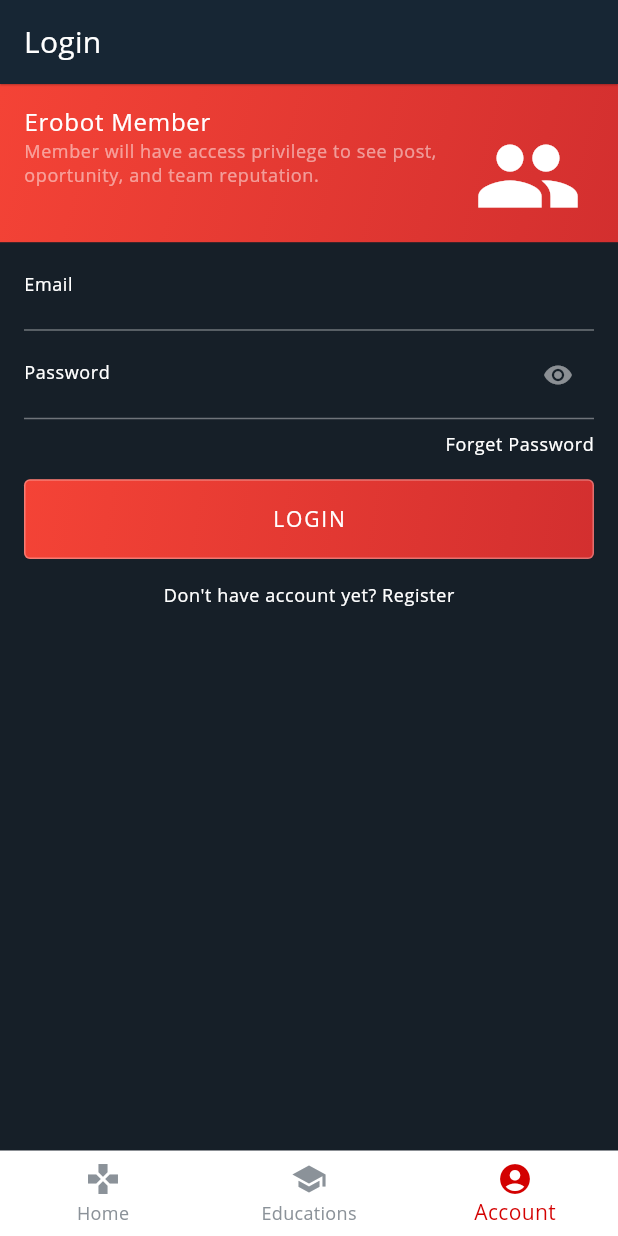
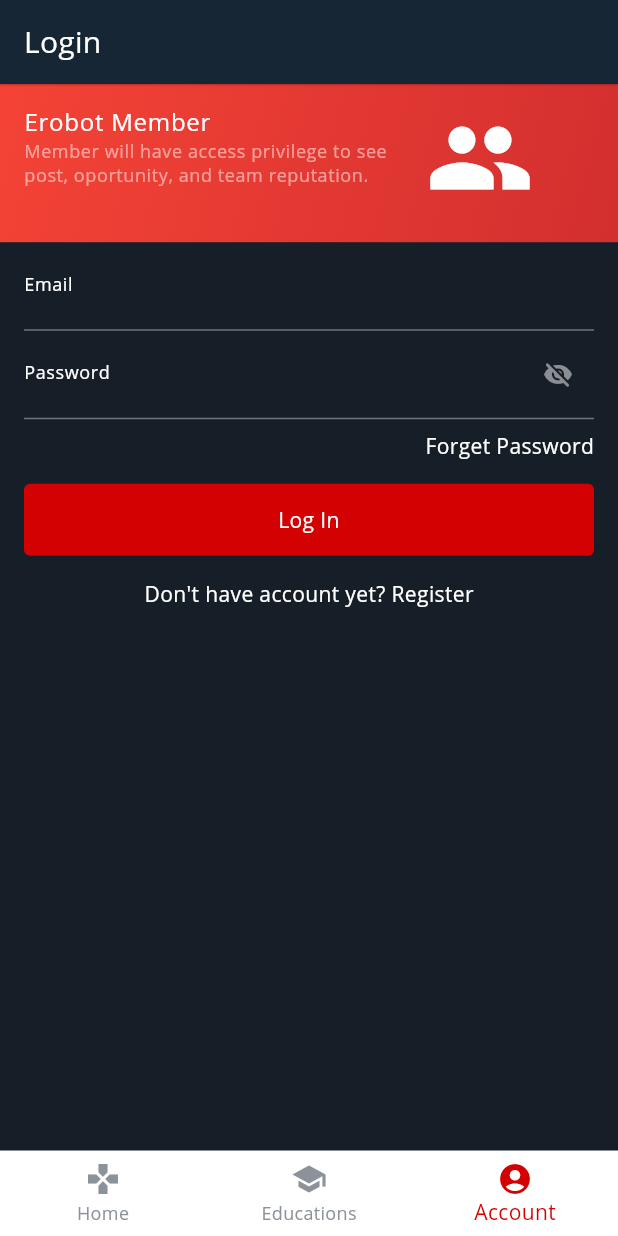
Before and after one commit to erobotkh/erobot_mobile, a Flutter app: the screen it shows after launch, item 3 of the bottom bar chosen, on a phone screen of 412 x 824 dp. Run offline on Flutter 3.47's test engine with Material 2 defaults, Android fonts, the phone set to English and light mode, and no system bars; our stand-ins replace dio, easy_localization, flutter_hooks, font_awesome_flutter, get, get_storage and 5 more; missing offline and left inert: decorated_icon, japx; network calls fail.

Commit message:
update code structure

```diff
--- a/lib/screens/accounts/login_screen.dart
+++ b/lib/screens/accounts/login_screen.dart
@@ -1,6 +1,8 @@
 import 'package:erobot/config/config_constant.dart';
 import 'package:erobot/constant/theme_constant.dart';
-import 'package:erobot/widgets/e_bottun.dart';
+import 'package:erobot/widgets/er_main_action_bottun.dart';
+import 'package:erobot/widgets/er_tap_effect.dart';
+import 'package:erobot/widgets/er_text_field.dart';
 import 'package:flutter/material.dart';
 
 class AccountScreen extends StatelessWidget {
@@ -24,8 +26,9 @@
             alignment: Alignment.centerRight,
             child: buildTextButton(context, 'Forget Password'),
           ),
-          ButtonLogin(
-            name: 'LOGIN',
+          ERMainActionButton(
+            margin: EdgeInsets.all(ConfigConstant.margin2),
+            label: 'Log In',
             onTap: () {},
           ),
           buildTextButton(context, "Don't have account yet? Register"),
@@ -34,13 +37,10 @@
     );
   }
 
-  InkWell buildTextButton(BuildContext context, String label) {
-    return InkWell(
+  Widget buildTextButton(BuildContext context, String label) {
+    return ERTapEffect(
+      child: Text(label),
       onTap: () {},
-      child: Text(
-        label,
-        style: Theme.of(context).textTheme.caption,
-      ),
     );
   }
 
@@ -50,32 +50,8 @@
       margin: EdgeInsets.only(bottom: ConfigConstant.margin1),
       child: Column(
         children: [
-          TextField(
-            keyboardType: TextInputType.text,
-            decoration: InputDecoration(
-              hintStyle: Theme.of(context).textTheme.bodyText1,
-              labelText: 'Email',
-              labelStyle: Theme.of(context).textTheme.caption,
-            ),
-          ),
-          TextField(
-            obscureText: false,
-            autocorrect: true,
-            keyboardType: TextInputType.text,
-            decoration: InputDecoration(
-              hintStyle: Theme.of(context).textTheme.bodyText1,
-              labelText: 'Password',
-              labelStyle: Theme.of(context).textTheme.caption,
-              suffixIcon: IconButton(
-                icon: Icon(
-                  true ? Icons.visibility : Icons.visibility_off_rounded,
-                  color: Theme.of(context).colorScheme.onPrimary.withOpacity(0.5),
-                  size: 20,
-                ),
-                onPressed: () {},
-              ),
-            ),
-          )
+          ERTextField(labelText: 'Email'),
+          ERTextField(labelText: 'Password', password: true),
         ],
       ),
     );
@@ -101,13 +77,10 @@
               color: _theme.colorScheme.onPrimary.withOpacity(0.5),
             ),
           ),
-          trailing: IconButton(
-            icon: Icon(
-              Icons.people,
-              color: _theme.colorScheme.onPrimary,
-              size: 72,
-            ),
-            onPressed: () {},
+          trailing: Icon(
+            Icons.people,
+            color: _theme.colorScheme.onPrimary,
+            size: 72,
           ),
         ),
       ),
--- a/lib/screens/home/home_screen.dart
+++ b/lib/screens/home/home_screen.dart
@@ -1,6 +1,7 @@
 import 'package:erobot/config/config_constant.dart';
 import 'package:erobot/models/home_card_model.dart';
 import 'package:erobot/screens/home/members_screen.dart';
+import 'package:erobot/widgets/er_tap_effect.dart';
 import 'package:flutter/material.dart';
 import 'package:flutter/services.dart';
 import 'package:flutter_staggered_grid_view/flutter_staggered_grid_view.dart';
@@ -51,8 +52,8 @@
     );
   }
 
-  InkWell _buildHomeCard(HomeCardModel card, BuildContext context) {
-    return InkWell(
+  ERTapEffect _buildHomeCard(HomeCardModel card, BuildContext context) {
+    return ERTapEffect(
       onTap: () {
         // card.screen ??
         print(card.title);
--- a/lib/screens/home/ir_remoter_screen.dart
+++ b/lib/screens/home/ir_remoter_screen.dart
@@ -1,6 +1,7 @@
 import 'package:erobot/config/config_constant.dart';
 import 'package:erobot/models/remoter_button_model.dart';
 import 'package:erobot/widgets/er_back_button.dart';
+import 'package:erobot/widgets/er_tap_effect.dart';
 import 'package:flutter/material.dart';
 import 'package:flutter_staggered_grid_view/flutter_staggered_grid_view.dart';
 
@@ -62,9 +63,7 @@
                           remoteButton.label ?? '',
                           style: Theme.of(context).textTheme.overline,
                         ),
-                      InkWell(
-                        highlightColor: Colors.transparent,
-                        splashColor: Colors.transparent,
+                      ERTapEffect(
                         onTap: remoteButton.onTap,
                         child: Container(
                           width: ConfigConstant.objectHeight2,
--- a/lib/services/authentication/auth_api.dart
+++ b/lib/services/authentication/auth_api.dart
@@ -1,6 +1,5 @@
 import 'package:dio/dio.dart';
 import 'package:erobot/execption/network_exception.dart';
-import 'package:erobot/models/base_model.dart';
 import 'package:erobot/models/network_error_model.dart';
 import 'package:erobot/services/authentication/base_user_authenticator.dart';
 
@@ -51,21 +50,3 @@
     }
   }
 }
-
-class Login extends BaseModel {
-  final String? email;
-  final String? password;
-
-  Login({
-    this.email,
-    this.password,
-  });
-
-  @override
-  Map<String, dynamic> toJson() {
-    return {
-      'email': this.email,
-      'password': this.password,
-    };
-  }
-}
--- a/lib/widgets/Card_education.dart
+++ b/lib/widgets/Card_education.dart
@@ -1,3 +1,4 @@
+import 'package:erobot/widgets/er_tap_effect.dart';
 import 'package:flutter/cupertino.dart';
 import 'package:flutter/material.dart';
 
@@ -49,8 +50,7 @@
                       Container(
                         width: MediaQuery.of(context).size.width / 2,
                         alignment: Alignment.topLeft,
-                        padding: EdgeInsets.symmetric(
-                            horizontal: ConfigConstant.margin1),
+                        padding: EdgeInsets.symmetric(horizontal: ConfigConstant.margin1),
                         child: Column(
                           children: [
                             Align(
@@ -79,7 +79,7 @@
                     ],
                   ),
                 ),
-                InkWell(
+                ERTapEffect(
                   onTap: () {
                     print("icon share");
                   },
@@ -95,15 +95,11 @@
               ],
             ),
           ),
-          InkWell(
+          ERTapEffect(
             onTap: () {
               print("card_education");
             },
             child: Container(
-              // padding: EdgeInsets.symmetric(
-              //   vertical: ConfigConstant.margin2,
-              // ),
-
               child: Column(
                 children: [
                   Container(
@@ -160,8 +156,7 @@
                                   child: Center(
                                     child: Text(
                                       "Comment",
-                                      style:
-                                          Theme.of(context).textTheme.headline3,
+                                      style: Theme.of(context).textTheme.headline3,
                                     ),
                                   ),
                                 );
--- a/lib/widgets/e_bottun.dart
+++ /dev/null
@@ -1,40 +0,0 @@
-import 'package:erobot/config/config_constant.dart';
-import 'package:erobot/constant/theme_constant.dart';
-import 'package:flutter/material.dart';
-
-class ButtonLogin extends StatelessWidget {
-  final String name;
-  final Function onTap;
-
-  const ButtonLogin({Key? key, required this.name, required this.onTap})
-      : super(key: key);
-  @override
-  Widget build(BuildContext context) {
-    final _theme = Theme.of(context);
-    return Padding(
-      padding: const EdgeInsets.all(16),
-      child: AspectRatio(
-        aspectRatio: 343 / 48,
-        child: InkWell(
-          onTap: () {
-            onTap();
-          },
-          child: Container(
-            decoration: BoxDecoration(
-              gradient: ThemeConstant.redGradient,
-              border: Border.all(
-                  color: _theme.colorScheme.onPrimary.withOpacity(0.3)),
-              borderRadius: BorderRadius.circular(ConfigConstant.radius1),
-            ),
-            child: Center(
-              child: Text(
-                name,
-                style: _theme.textTheme.button,
-              ),
-            ),
-          ),
-        ),
-      ),
-    );
-  }
-}
--- a/lib/widgets/er_expansion_tile.dart
+++ b/lib/widgets/er_expansion_tile.dart
@@ -124,7 +124,7 @@
                             Container(
                               child: Row(
                                 children: [
-                                  InkWell(
+                                  ERTapEffect(
                                     onTap: () => setState(() {
                                       _launchInBrowser("${widget.linkIg}");
                                     }),
@@ -150,7 +150,7 @@
                                   SizedBox(
                                     width: ConfigConstant.margin2,
                                   ),
-                                  InkWell(
+                                  ERTapEffect(
                                     onTap: () => setState(() {
                                       _launchInBrowser("${widget.linkTele}");
                                     }),
@@ -176,7 +176,7 @@
                                   SizedBox(
                                     width: ConfigConstant.margin2,
                                   ),
-                                  InkWell(
+                                  ERTapEffect(
                                     onTap: () => setState(() {
                                       _launchInBrowser("${widget.linkFb}");
                                     }),
--- /dev/null
+++ b/lib/widgets/er_main_action_bottun.dart
@@ -0,0 +1,125 @@
+import 'package:erobot/config/config_constant.dart';
+import 'package:erobot/widgets/er_tap_effect.dart';
+import 'package:flutter/material.dart';
+
+class ERMainActionButton extends StatelessWidget {
+  const ERMainActionButton({
+    Key? key,
+    required this.label,
+    required this.onTap,
+    this.iconData,
+    this.labelColor,
+    this.iconColor,
+    this.centerLabel = true,
+    this.backgroundColor,
+    this.trailingIconData,
+    this.leading,
+    this.margin,
+    this.borderColor,
+    this.width,
+    this.disable = false,
+    this.expand = true,
+  }) : super(key: key);
+
+  final String label;
+  final bool centerLabel;
+  final EdgeInsets? margin;
+  final IconData? iconData;
+  final VoidCallback onTap;
+  final Color? labelColor;
+  final Color? iconColor;
+  final Color? backgroundColor;
+  final Color? borderColor;
+  final IconData? trailingIconData;
+  final Widget? leading;
+  final double? width;
+  final bool disable;
+  final bool expand;
+
+  @override
+  Widget build(BuildContext context) {
+    final decoration = BoxDecoration(
+      color:
+          disable ? Theme.of(context).colorScheme.background : backgroundColor ?? Theme.of(context).colorScheme.primary,
+      borderRadius: BorderRadius.circular(ConfigConstant.radius1),
+      border: this.borderColor != null
+          ? Border.all(color: disable ? Theme.of(context).colorScheme.secondaryVariant : borderColor!)
+          : null,
+    );
+
+    final theme = Theme.of(context);
+    final textTheme = theme.textTheme;
+
+    final labelColor = disable
+        ? Theme.of(context).colorScheme.onBackground
+        : this.labelColor ?? Theme.of(context).colorScheme.onPrimary;
+    final iconColor = this.iconColor ?? theme.primaryColor;
+    final labelStyle = textTheme.bodyText2!.copyWith(color: labelColor);
+
+    final padding = const EdgeInsets.symmetric(horizontal: ConfigConstant.margin2);
+
+    final labelMargin = EdgeInsets.symmetric(
+      horizontal: iconData != null || leading != null ? ConfigConstant.iconSize2 + ConfigConstant.margin0 : 0,
+    );
+
+    return Container(
+      margin: margin,
+      child: ERTapEffect(
+        onTap: disable ? null : onTap,
+        child: Container(
+          height: ConfigConstant.objectHeight1,
+          width: width,
+          padding: const EdgeInsets.symmetric(
+            horizontal: ConfigConstant.margin1,
+          ),
+          decoration: decoration,
+          child: Stack(
+            fit: !expand ? StackFit.loose : StackFit.expand,
+            alignment: Alignment.center,
+            children: [
+              if (iconData != null || leading != null)
+                Container(
+                  padding: padding,
+                  alignment: Alignment.centerLeft,
+                  child: leading == null
+                      ? Icon(
+                          iconData,
+                          size: ConfigConstant.iconSize2,
+                          color: iconColor,
+                        )
+                      : Container(child: leading),
+                ),
+              Container(
+                padding: padding,
+                alignment: !expand
+                    ? null
+                    : centerLabel
+                        ? Alignment.center
+                        : Alignment.centerLeft,
+                margin: labelMargin,
+                child: Text(
+                  label,
+                  style: labelStyle,
+                  textAlign: TextAlign.center,
+                ),
+              ),
+              if (trailingIconData != null)
+                Positioned(
+                  right: 0,
+                  child: Container(
+                    padding: padding,
+                    alignment: Alignment.centerLeft,
+                    child: Icon(
+                      trailingIconData,
+                      size: ConfigConstant.iconSize2,
+                      color: iconColor,
+                    ),
+                  ),
+                ),
+            ],
+          ),
+        ),
+      ),
+    );
+  }
+}
--- /dev/null
+++ b/lib/widgets/er_text_field.dart
@@ -0,0 +1,49 @@
+import 'package:erobot/widgets/er_tap_effect.dart';
+import 'package:flutter/material.dart';
+
+class ERTextField extends StatelessWidget {
+  const ERTextField({
+    Key? key,
+    this.controller,
+    this.password = false,
+    this.showPassword = false,
+    this.keyboardType,
+    this.labelText,
+    this.hintLabel,
+    this.onPressed,
+  }) : super(key: key);
+
+  final TextEditingController? controller;
+  final bool password;
+  final bool showPassword;
+  final TextInputType? keyboardType;
+  final String? labelText;
+  final String? hintLabel;
+  final void Function()? onPressed;
+
+  @override
+  Widget build(BuildContext context) {
+    return TextField(
+      controller: controller,
+      obscureText: password,
+      keyboardType: TextInputType.text,
+      decoration: InputDecoration(
+        hintStyle: Theme.of(context).textTheme.bodyText1,
+        labelText: labelText,
+        labelStyle: Theme.of(context).textTheme.caption,
+        suffixIcon: password ? buildSuffixIcon(context) : null,
+      ),
+    );
+  }
+
+  Widget buildSuffixIcon(BuildContext context) {
+    return ERTapEffect(
+      child: Icon(
+        showPassword ? Icons.visibility : Icons.visibility_off_rounded,
+        color: Theme.of(context).colorScheme.onPrimary.withOpacity(0.5),
+        size: 20,
+      ),
+      onTap: onPressed ?? () {},
+    );
+  }
+}
```
Also changed, not shown: lib/screens/education/content_tabbar.dart (+6 -11 lines).
